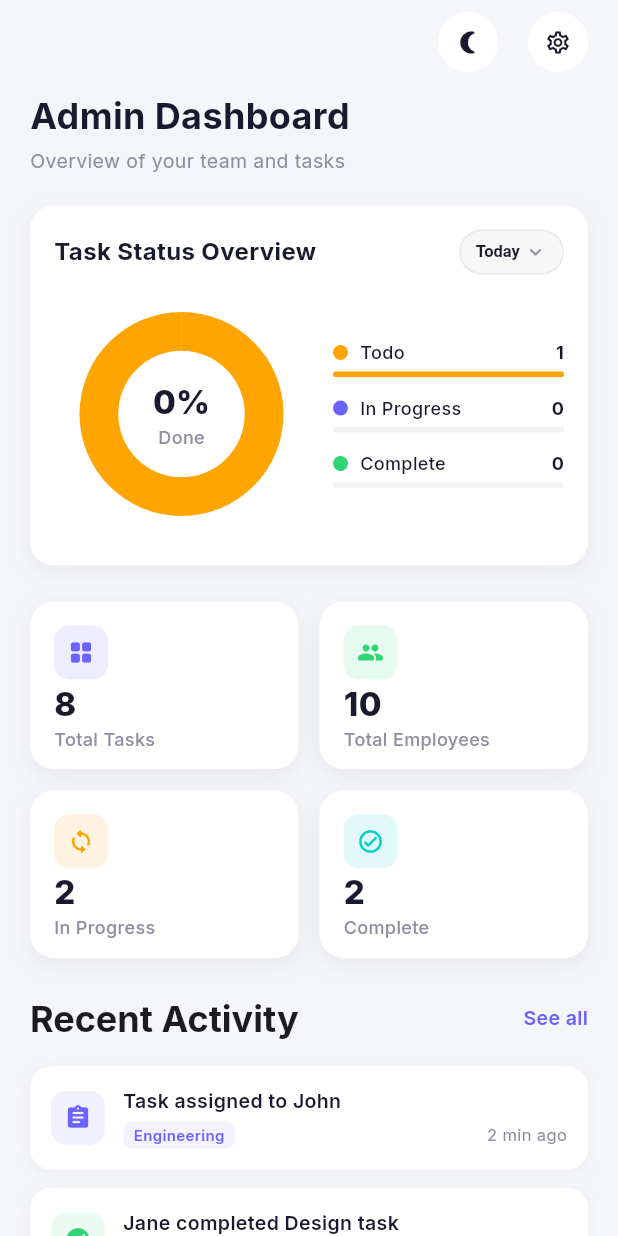
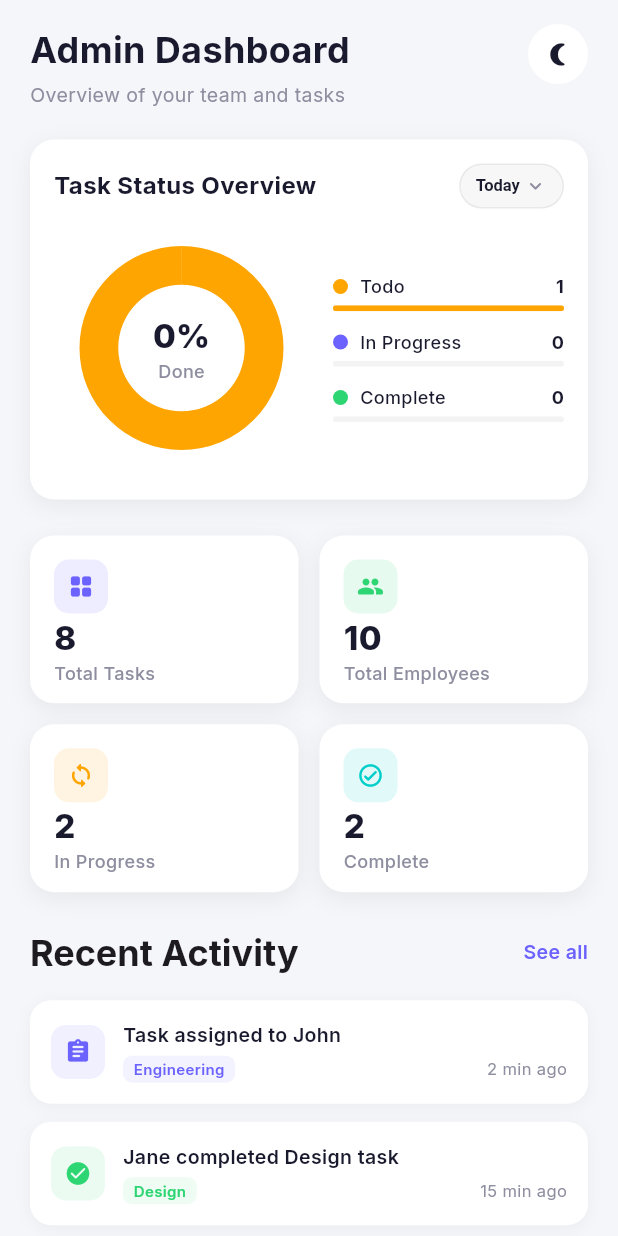
Before and after one commit to channsoriya168/task_tracking_mobile, a Flutter app: the AdminDashboardMobilePage widget shown alone on an empty page, opened directly, on a phone screen of 412 x 824 dp. Run offline on Flutter 3.47's test engine with Material 3 defaults, Android fonts, the phone set to English and light mode, and no system bars; our stand-ins replace flutter_secure_storage, get, google_fonts, google_nav_bar, syncfusion_flutter_charts; accounts and stored records are empty.

Commit message:
feat: update admin dashboard layout and enhance greeting section

```diff
--- a/lib/features/admin/presentation/pages/home/admin_dashboard_mobile_page.dart
+++ b/lib/features/admin/presentation/pages/home/admin_dashboard_mobile_page.dart
@@ -23,34 +23,14 @@ class AdminDashboardMobilePage extends StatelessWidget {
       color: isDark ? kBgDark : kBgLight,
       child: CustomScrollView(
         slivers: [
-          // ── App Bar ───────────────────────────────────────
-          SliverAppBar(
-            backgroundColor: isDark ? kBgDark : kBgLight,
-            actions: [
-              Obx(
-                () => CircularIconButton(
-                  icon: themeCtrl.isDark
-                      ? Icons.wb_sunny_rounded
-                      : Icons.nightlight_round,
-                  isDark: isDark,
-                  onTap: themeCtrl.toggle,
-                ),
-              ),
-              Padding(
-                padding: kPagePaddingHorizontal,
-                child: CircularIconButton(
-                  icon: Icons.settings_outlined,
-                  isDark: isDark,
-                  onTap: () {},
-                ),
-              ),
-            ],
-          ),
-
             // ── Greeting ──────────────────────────────────────
           SliverPadding(
-            padding: const EdgeInsets.fromLTRB(20, 4, 20, 0),
+            padding: const EdgeInsets.fromLTRB(20, 16, 20, 0),
             sliver: SliverToBoxAdapter(
+              child: Row(
+                crossAxisAlignment: CrossAxisAlignment.start,
+                children: [
+                  Expanded(
                     child: Column(
                       crossAxisAlignment: CrossAxisAlignment.start,
                       children: [
@@ -68,6 +48,18 @@ class AdminDashboardMobilePage extends StatelessWidget {
                           style: TextStyle(
                             fontSize: 13,
                             color: isDark ? Colors.grey[500] : kTextMuted,
+                          ),
+                        ),
+                      ],
+                    ),
+                  ),
+                  Obx(
+                    () => CircularIconButton(
+                      icon: themeCtrl.isDark
+                          ? Icons.wb_sunny_rounded
+                          : Icons.nightlight_round,
+                      isDark: isDark,
+                      onTap: themeCtrl.toggle,
                     ),
                   ),
                 ],
```
Lines whose indentation alone changed are shown as unchanged.
